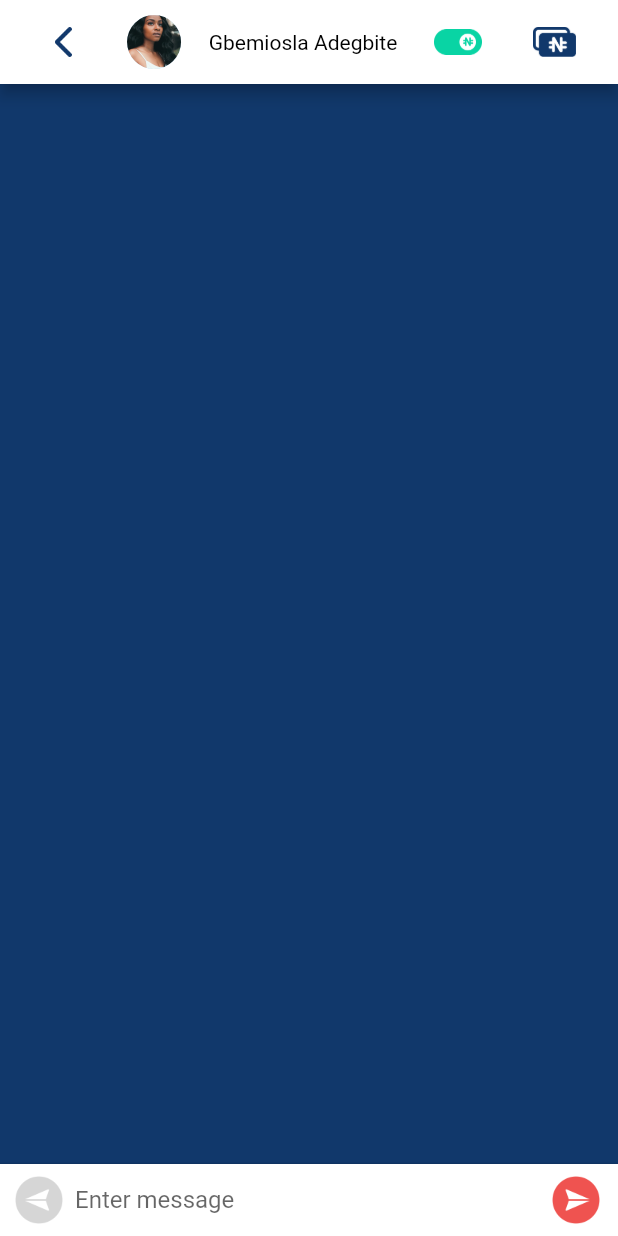
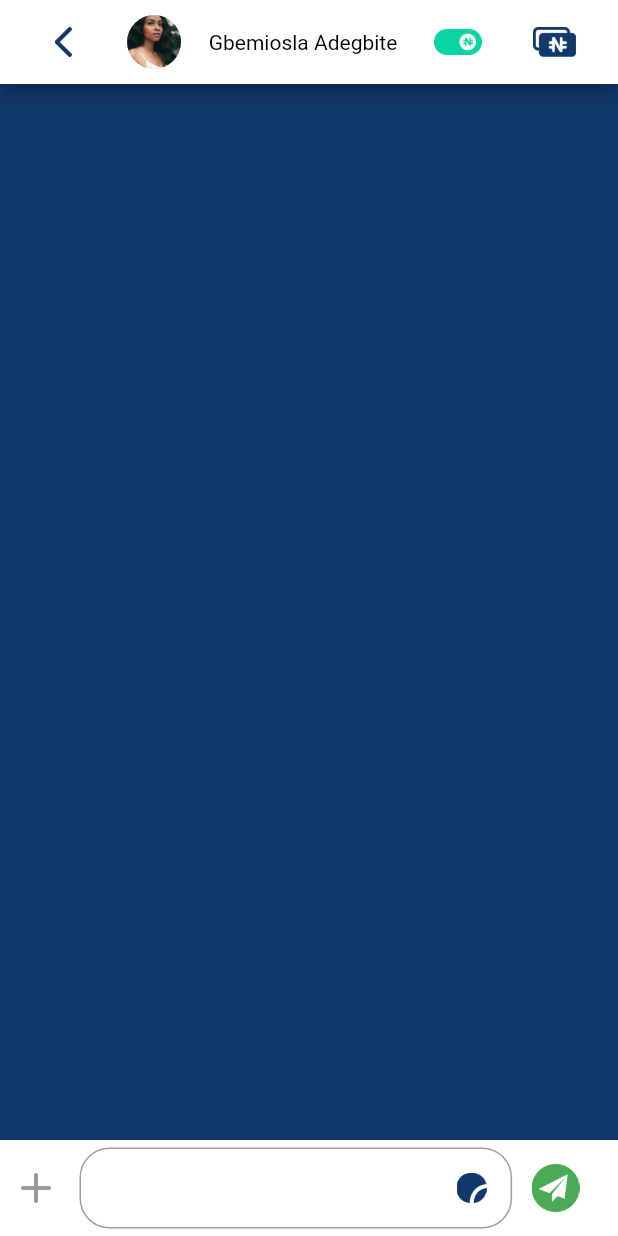
Before and after one commit to maysakhamis10/flutter_app_ui_chat_test, a Flutter app: the screen it shows after launch, on a phone screen of 412 x 824 dp. Run offline on Flutter 3.47's test engine with Material 2 defaults, Android fonts, the phone set to English and light mode, and no system bars; Roboto replaces fonts that are missing (Gamja Flower).

Commit message:
add more ui

```diff
--- a/lib/Screens/ChatScreen.dart
+++ b/lib/Screens/ChatScreen.dart
@@ -2,7 +2,7 @@ import 'dart:core';
 import 'package:flutter/cupertino.dart';
 import 'package:flutter/material.dart';
 import 'package:flutter_app_ui_chat/Utils/Message.dart';
-import 'package:fluttertoast/fluttertoast.dart';
+// import 'package:fluttertoast/fluttertoast.dart';
 import 'package:intl/intl.dart';
 
 class MyChatScreen extends StatefulWidget {
@@ -23,7 +23,7 @@ class _MyChatState extends State<MyChatScreen> {
   Widget build(BuildContext context) {
     width = MediaQuery.of(context).size.width;
     DateTime time = DateTime.now();
-    String formattedDate = DateFormat('yyyy-MM-dd hh:mm').format(time);
+    String formattedDate = DateFormat('hh:mm').format(time);
     return  Scaffold(
       appBar: AppBar(
         actions: [
@@ -46,56 +46,7 @@ class _MyChatState extends State<MyChatScreen> {
                     ),
                   ),
                   new Divider(height: 1.0),
-                  new Container(
-                      decoration:
-                          new BoxDecoration(color: Theme.of(context).cardColor),
-                      child: new IconTheme(
-                          data: new IconThemeData(
-                              color: Theme.of(context).accentColor),
-                          child: new Container(
-                            margin: const EdgeInsets.symmetric(horizontal: 2.0),
-                            child: new Row(
-                              children: <Widget>[
-                                //left send button
-                                new Container(
-                                  width: 48.0,
-                                  height: 48.0,
-                                  child: new IconButton(
-                                      icon: Image.asset(
-                                          "assets/images/send_in.png"),
-                                      onPressed: () => _sendMsg(
-                                          _textController.text,
-                                          'left',
-                                          formattedDate)),
-                                ),
-
-                                //Enter Text message here
-                                new Flexible(
-                                  child: new TextField(
-                                    controller: _textController,
-                                    decoration: new InputDecoration.collapsed(
-                                        hintText: "Enter message"),
-                                  ),
-                                ),
-
-                                //right send button
-
-                                new Container(
-                                  margin:
-                                      new EdgeInsets.symmetric(horizontal: 2.0),
-                                  width: 48.0,
-                                  height: 48.0,
-                                  child: new IconButton(
-                                      icon: Image.asset(
-                                          "assets/images/send_out.png"),
-                                      onPressed: () => _sendMsg(
-                                          _textController.text,
-                                          'right',
-                                          formattedDate)),
-                                ),
-                              ],
-                            ),
-                          ))),
+                  buildBottomBar(formattedDate),
                 ],
               ),
             )));
@@ -103,12 +54,7 @@ class _MyChatState extends State<MyChatScreen> {
 
   void _sendMsg(String msg, String messageDirection, String date) {
     if (msg.length == 0) {
-      Fluttertoast.showToast(
-          msg: "Please Enter Message",
-          toastLength: Toast.LENGTH_SHORT,
-          gravity: ToastGravity.BOTTOM,
-          timeInSecForIos: 1,
-          backgroundColor: Colors.blue);
+    print('do anything');
     } else {
       _textController.clear();
       Message message = new Message(
@@ -157,7 +103,9 @@ class _MyChatState extends State<MyChatScreen> {
             IconButton(
               icon: Image.asset('assets/images/greenbtn.png'),
               //iconSize: 50,
-              onPressed: () {},
+              onPressed: () {
+                //change color of bottom bar
+              },
             ),
             IconButton(
               icon: Image.asset('assets/images/btnmoney.png'),
@@ -169,4 +117,82 @@ class _MyChatState extends State<MyChatScreen> {
         ),
     );
   }
+
+
+  Widget buildBottomBar(String formattedDate) {
+    return Container(
+        decoration: BoxDecoration(color: Colors.white),
+        child: IconTheme(
+            data: IconThemeData(color: Theme
+                .of(context)
+                .accentColor),
+            child: Container(
+              // padding: EdgeInsets.all(10.0),
+              child: Row(
+                children: <Widget>[
+                  GestureDetector(
+                        onTap: () => print('hello'),
+                        child: Container(
+                          child:   IconButton(
+                            icon: Image.asset('assets/images/add.png',width: 20,height: 20,),
+                            onPressed: () {},
+                          ),
+                        ),
+                      ),
+                  Container(
+                       margin:EdgeInsets.all(5.0),
+                        width: width*0.7,
+                        decoration: new BoxDecoration (
+                          border: Border.all(color: Colors.black38),
+                            borderRadius:  BorderRadius.all(Radius.circular(20.0)),
+                            color: Colors.white
+                        ),
+                       child :
+                       Container(
+                         padding: EdgeInsets.all(2.0),
+                         child: Row(
+                           children: [
+                             Flexible(
+                               child :TextField(
+                                 controller: _textController,
+                                 decoration: new InputDecoration.collapsed(
+                                     hintText: ""),
+                               ),
+                             ),
+                             IconButton(
+                               icon: Image.asset('assets/images/cam.png',width: 20,height: 20,),
+                               onPressed: () {},
+                             ),
+                           ],
+                         ),
+                       ),
+                      ),
+                  Container(
+                    //margin: EdgeInsets.only(left :10.0),
+                    child: new IconButton(
+                        icon: Image.asset(
+                            "assets/images/send.png"),
+                        onPressed: () =>
+                            _sendMsg(
+                                _textController.text,
+                                'left',
+                                formattedDate)),
+                  ),
+                ],
+              ),
+            )));
+
+
+  }
+  Widget sendAttach(){
+    return Row(
+      children: [
+        Icon(Icons.record_voice_over_sharp,),
+        Icon(Icons.camera,)
+      ],
+    );
+  }
+
+
+
 }
--- a/lib/Screens/bubble_layout.dart
+++ b/lib/Screens/bubble_layout.dart
@@ -10,7 +10,7 @@ class ChatBubble extends CustomPainter {
   });
 
   var _radius = 10.0;
-  var _x = 10.0;
+  var _x = 5.0;
 
 
   @override
@@ -30,7 +30,7 @@ class ChatBubble extends CustomPainter {
             ..color = this.color
             ..style = PaintingStyle.fill);
       var path = new Path();
-      path.moveTo(size.width - _x, size.height - 10);
+      path.moveTo(size.width - _x, size.height - 5);
       path.lineTo(size.width - _x, size.height);
       path.lineTo(size.width, size.height);
       canvas.clipPath(path);
@@ -62,7 +62,7 @@ class ChatBubble extends CustomPainter {
       var path = new Path();
       path.moveTo(0, size.height);
       path.lineTo(_x, size.height);
-      path.lineTo(_x, size.height - 20);
+      path.lineTo(_x, size.height - 5);
       canvas.clipPath(path);
       canvas.drawRRect(
           RRect.fromLTRBAndCorners(
--- a/lib/main.dart
+++ b/lib/main.dart
@@ -4,7 +4,6 @@ import 'Screens/ChatScreen.dart';
 
 main() {
   runApp(new MaterialApp(
-    title: 'Fluter',
     debugShowCheckedModeBanner: false,
     theme: new ThemeData(
       accentColor: Colors.blue,
```
Also changed, not shown: lib/Utils/Message.dart (+43 -167 lines), pubspec.yaml (+6 -3 lines), assets/images/add.png (added), assets/images/audio.png (added), assets/images/cam.png (added), assets/images/camera.png (added), assets/images/seen.png (added), assets/images/send.png (added), assets/images/send_in.png (deleted), assets/images/send_out.png (deleted), pubspec.lock, 2 other files.
